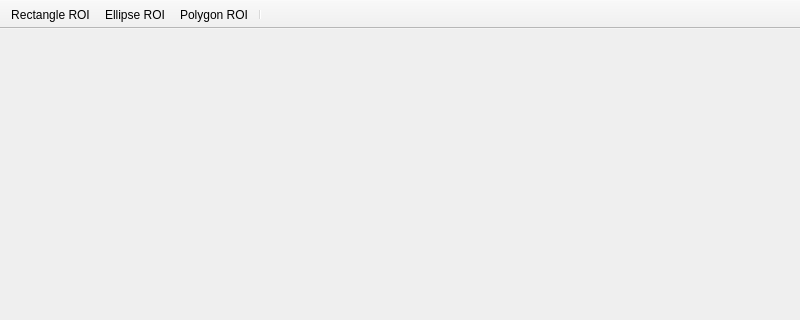
Before: the Qt Designer form pyfocal/ui/qt/uic/source/plotsubwindow.ui in astropy/specutils, drawn with Qt 5; both pictures show x 0 to 800 and y 0 to 320 of the 800 by 600 pixel window.
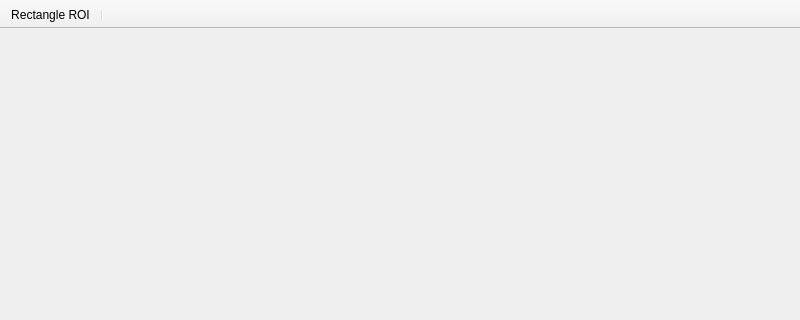
After: the same form once the commit is applied. Icons and pictures are not drawn.

```diff
--- a/pyfocal/ui/qt/uic/source/plotsubwindow.ui
+++ b/pyfocal/ui/qt/uic/source/plotsubwindow.ui
@@ -37,8 +37,6 @@
     <bool>false</bool>
    </attribute>
    <addaction name="actionInsert_ROI"/>
-   <addaction name="actionInsert_Elliptical_ROI"/>
-   <addaction name="actionPolygon_ROI"/>
    <addaction name="separator"/>
   </widget>
   <action name="actionInsert_ROI">
```
